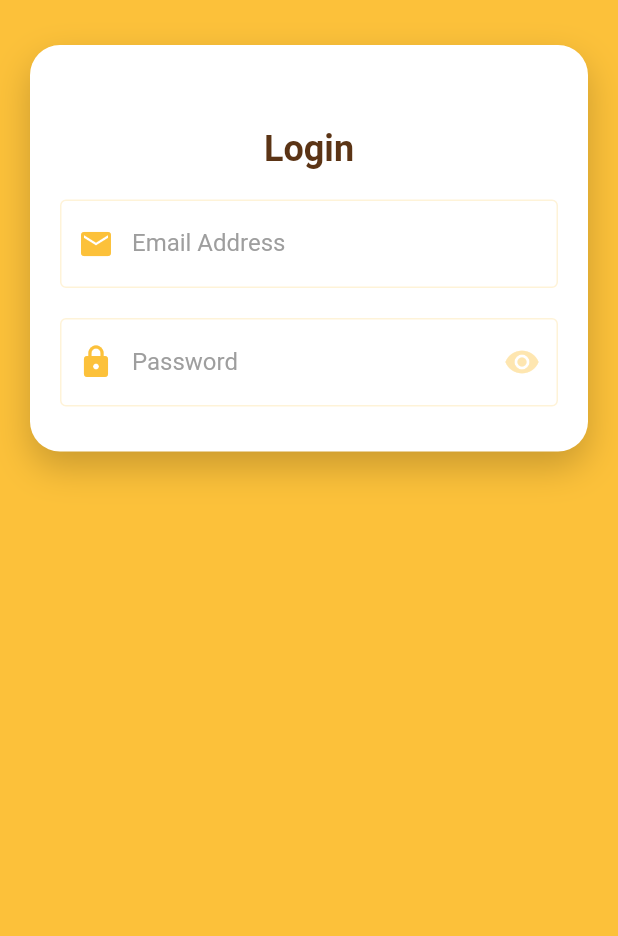
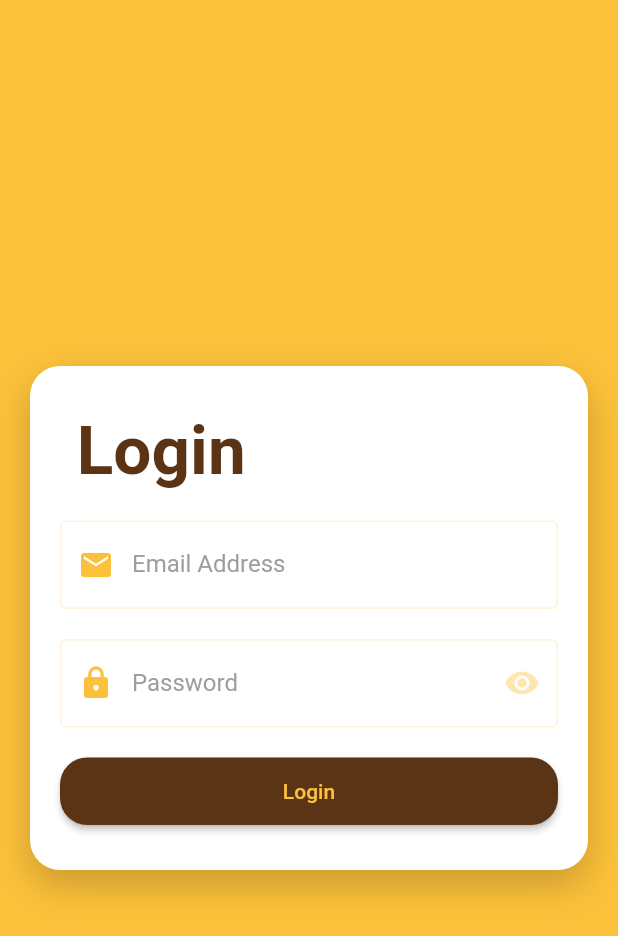
Before and after one commit to AY2020-2021-CpE-OJT/jw-phonebookapp-005, a Flutter app: the screen it shows after launch, on a phone screen of 412 x 824 dp. Shown: the top 936 px of the screen. Run offline on Flutter 3.47's test engine with Material 2 defaults, Android fonts, the phone set to English and light mode, and no system bars; Roboto replaces fonts that are missing (Poppins).

Commit message:
Add assets and App Theme, Create Login Screen UI

```diff
--- a/lib/Main Screens/login_screen.dart
+++ b/lib/Main Screens/login_screen.dart
@@ -40,7 +40,8 @@ class _LoginScreenState extends State<LoginScreen> {
       child: Scaffold(
         key: scaffoldKey,
         backgroundColor: Theme.of(context).accentColor,
-        body: SingleChildScrollView(
+        body: Center(
+          child: SingleChildScrollView(
             child: Column(
               children: <Widget>[
                 Stack(
@@ -61,12 +62,17 @@ class _LoginScreenState extends State<LoginScreen> {
                         key: globalFormKey,
                         child: Column(
                           children: <Widget>[
-                          SizedBox(
-                            height: 25,
+                            // SizedBox(
+                            //   height: 20,
+                            // ),
+                            Row(
+                              mainAxisAlignment: MainAxisAlignment.start,
+                              children: [
+                                Text(
+                                  " Login",
+                                  style: Theme.of(context).textTheme.headline2,
                                 ),
-                          Text(
-                            "Login",
-                            style: Theme.of(context).textTheme.headline2,
+                              ],
                             ),
                             SizedBox(
                               height: 20,
@@ -78,7 +84,6 @@ class _LoginScreenState extends State<LoginScreen> {
                               textInputAction: TextInputAction.next,
                               //onSved:,
                               validator: (input) => !input!.contains("@") ? "Email Address invalid" : null,
-
                               decoration: new InputDecoration(
                                 //hintText: "Email Address",
                                 enabledBorder: OutlineInputBorder(
@@ -136,13 +141,34 @@ class _LoginScreenState extends State<LoginScreen> {
                                     icon: Icon(hidePassword ? Icons.visibility : Icons.visibility_off),
                                   )),
                             ),
+                            SizedBox(
+                              height: 20,
+                            ),
+                            SizedBox(
+                              width: double.infinity,
+                              height: 45,
+                              child: ElevatedButton(
+                                style: ElevatedButton.styleFrom(
+                                  shape: RoundedRectangleBorder(
+                                      borderRadius: BorderRadius.circular(18.0),
+                                  ),
+                                  primary: Color(0xFF5B3415), // background
+                                  onPrimary: Color(0xFFFCC13A), // foreground
+                                ),
+                                onPressed: () {},
+                                child: Text(
+                                  "Login"
+                                ),
+                              ),
+                            ),
                           ],
                         ),
                       ),
-                  )
+                    ),
                   ],
                 ),
               ],
+            ),
           ),
         ),
       ),
--- a/lib/main.dart
+++ b/lib/main.dart
@@ -16,7 +16,7 @@ class MyApp extends StatelessWidget {
           textTheme: TextTheme(
             headline1: TextStyle(fontSize: 22.0, color: Color(0xFF5B3415),),
             headline2: TextStyle (
-              fontSize: 24.0,
+              fontSize: 45.0,
               fontWeight: FontWeight.w700,
               color: Color(0xFF5B3415),
             ),
```
Also changed, not shown: pubspec.yaml (+22 -3 lines), assets/icon/logo-50x50.png (added), assets/icon/pb-logo-bg.png (added), assets/icon/pb-logo-fg.png (added), assets/icon/pb-logo-splash.png (added), assets/icon/pb-logo.png (added), pubspec.lock. Lines whose indentation alone changed are shown as unchanged.
